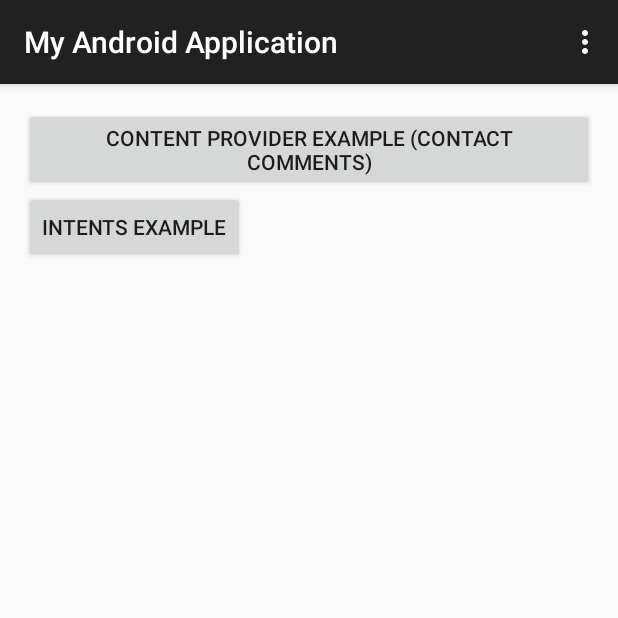
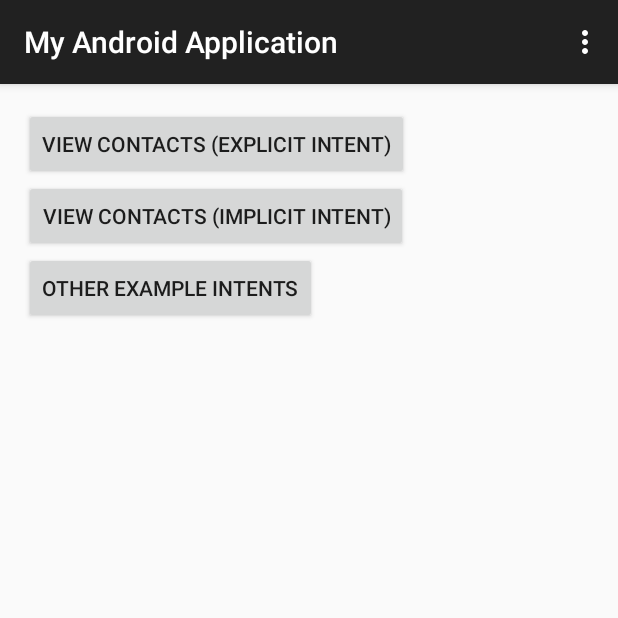
Before and after one commit to emilhdiaz/myandroidapplication, an Android app: the screen it shows after launch (MainActivity), on a phone screen of 412 x 824 dp, the top half of it. Run offline under Robolectric (Android 15) with nearby library versions, the phone set to English and light mode, and no system bars.

Commit message:
Cleaning up main activity button to demonstrate use of explicit vs implicit intents

```diff
--- a/app/src/main/java/com/emildiaz/myandroidapplication/MainActivity.java
+++ b/app/src/main/java/com/emildiaz/myandroidapplication/MainActivity.java
@@ -1,6 +1,7 @@
 package com.emildiaz.myandroidapplication;
 
 import android.content.Intent;
+import android.net.Uri;
 import android.support.v7.app.ActionBarActivity;
 import android.os.Bundle;
 import android.view.Menu;
@@ -35,8 +36,13 @@ public class MainActivity extends ActionBarActivity {
         return super.onOptionsItemSelected(item);
     }
 
-    public void launchContentProviderExample(View view) {
+    public void launchViewContactsExplicit(View view) {
         Intent intent = new Intent(this, ContactActivity.class);
+        startActivity(intent);
+    }
+
+    public void launchViewContactsImplicit(View view) {
+        Intent intent = new Intent(Intent.ACTION_VIEW, Uri.parse("content://contacts/people/"));
         startActivity(intent);
     }
 
--- a/app/src/main/res/layout/activity_main.xml
+++ b/app/src/main/res/layout/activity_main.xml
@@ -8,18 +8,23 @@
                 android:paddingTop="@dimen/activity_vertical_margin"
                 android:paddingBottom="@dimen/activity_vertical_margin"
                 tools:context=".MainActivity">
-
+    <Button
+        android:id="@+id/view_contacts_explict_button"
+        android:text="View Contacts (Explicit Intent)"
+        android:layout_width="wrap_content"
+        android:layout_height="wrap_content"
+        android:onClick="launchViewContactsExplicit"/>
 
     <Button
-        android:id="@+id/content_provider_example_button"
-        android:text="Content Provider Example (Contact Comments)"
+        android:id="@+id/view_contacts_implicit_button"
+        android:text="View Contacts (Implicit Intent)"
         android:layout_width="wrap_content"
         android:layout_height="wrap_content"
-        android:onClick="launchContentProviderExample"/>
+        android:onClick="launchViewContactsImplicit"/>
 
     <Button
         android:id="@+id/intents_button"
-        android:text="Intents Example"
+        android:text="Other Example Intents"
         android:layout_width="wrap_content"
         android:layout_height="wrap_content"
         android:onClick="launchIntentsExample"/>
```
